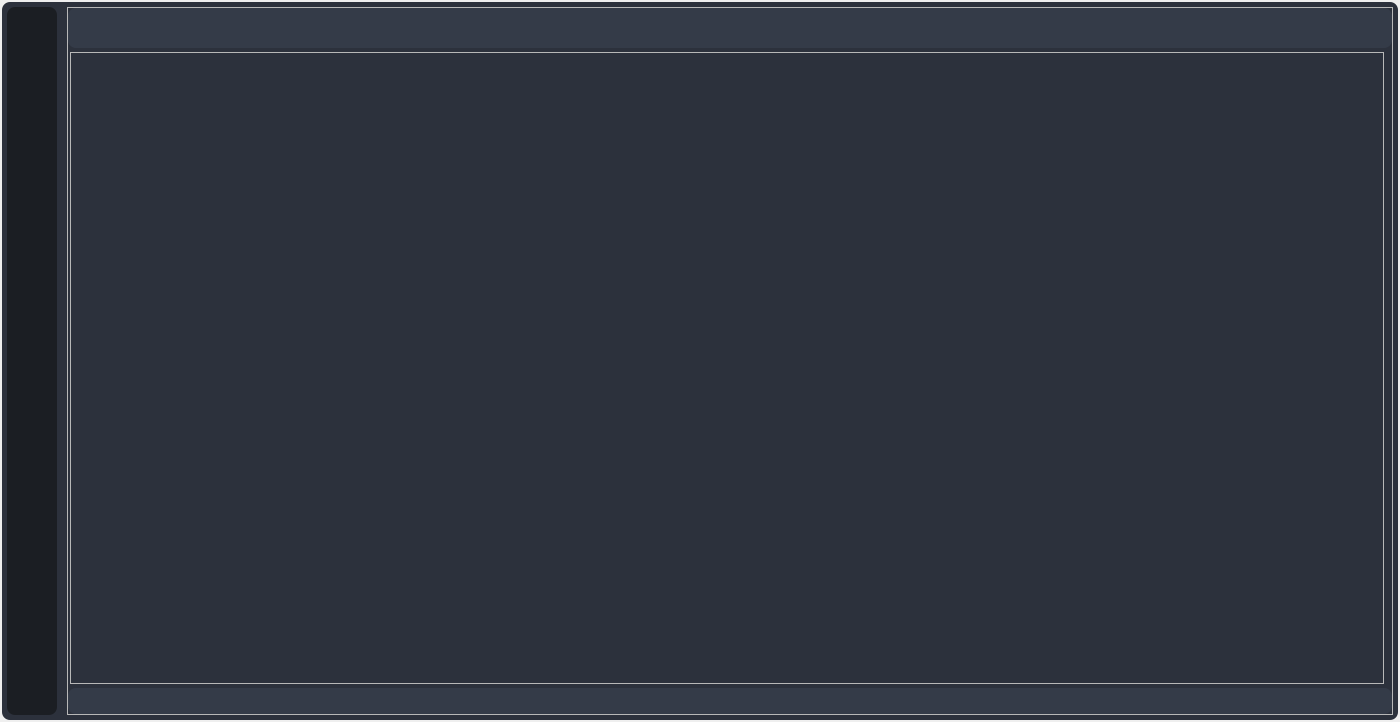
This is src/perfcat/ui/layout/ui_mainwindow.ui in kaluluosi/PerformanceCatcher as Qt 5 draws it before an edit. The edited form follows.
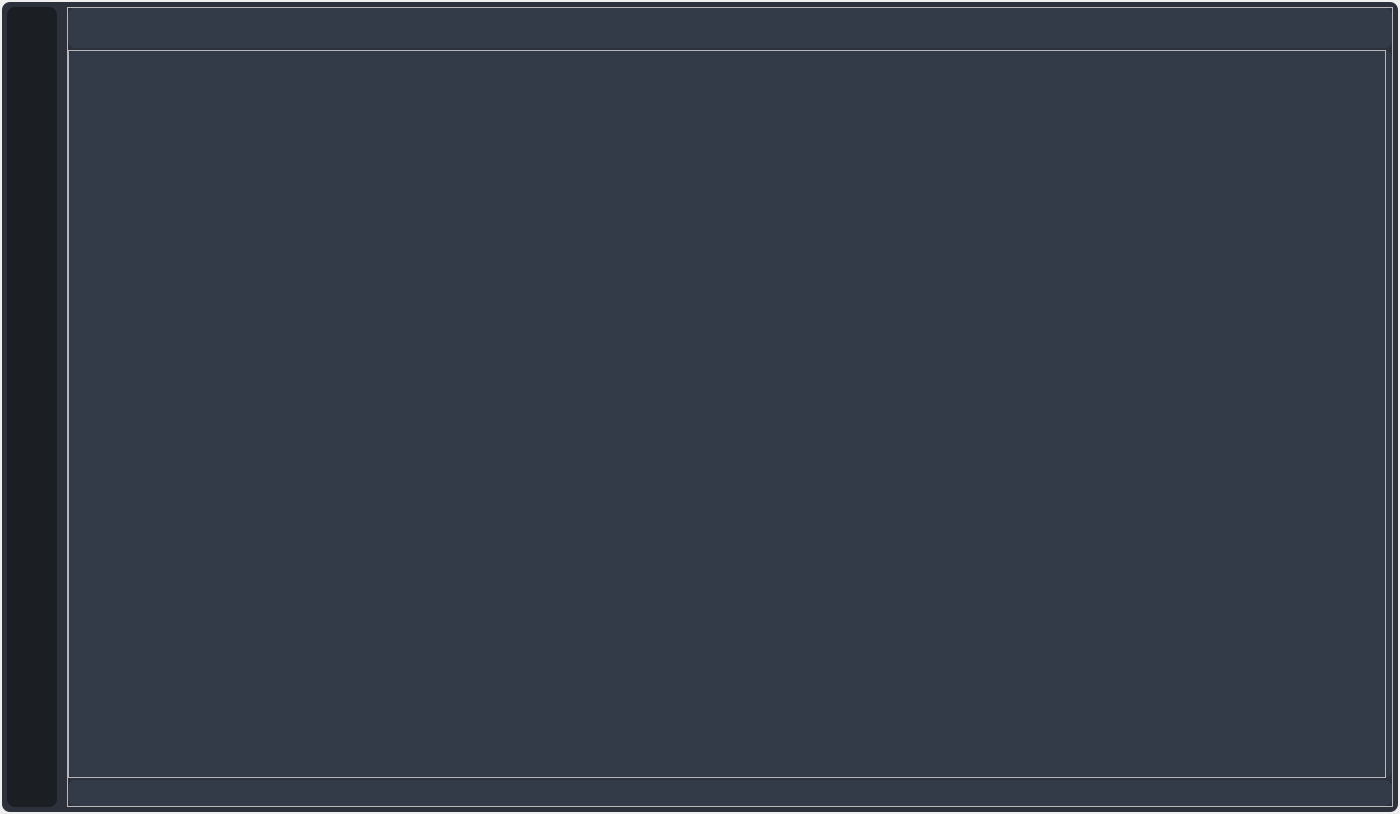
This is the edited form. Icons and pictures are not drawn.

Diff of the .ui file:
```diff
--- a/src/perfcat/ui/layout/ui_mainwindow.ui
+++ b/src/perfcat/ui/layout/ui_mainwindow.ui
@@ -7,7 +7,7 @@
     <x>0</x>
     <y>0</y>
     <width>1400</width>
-    <height>722</height>
+    <height>814</height>
    </rect>
   </property>
   <property name="minimumSize">
@@ -47,7 +47,7 @@
 border-radius:8;
 }
 
-#content_right_frame {
+#content_frame {
 background-color:#343b48;
 border-radius:8;
 }
@@ -254,6 +254,12 @@
        </property>
        <item>
         <widget class="QFrame" name="left_menu_frame">
+         <property name="sizePolicy">
+          <sizepolicy hsizetype="Preferred" vsizetype="Preferred">
+           <horstretch>0</horstretch>
+           <verstretch>0</verstretch>
+          </sizepolicy>
+         </property>
          <property name="minimumSize">
           <size>
            <width>50</width>
@@ -436,16 +442,16 @@
               <number>6</number>
              </property>
              <property name="leftMargin">
-              <number>2</number>
+              <number>0</number>
              </property>
              <property name="topMargin">
-              <number>2</number>
+              <number>0</number>
              </property>
              <property name="rightMargin">
-              <number>2</number>
+              <number>0</number>
              </property>
              <property name="bottomMargin">
-              <number>2</number>
+              <number>0</number>
              </property>
              <item>
               <widget class="QStackedWidget" name="content_left_stacked">
```
Left out of the diff: 53 changed lines with no effect on the pictures.
